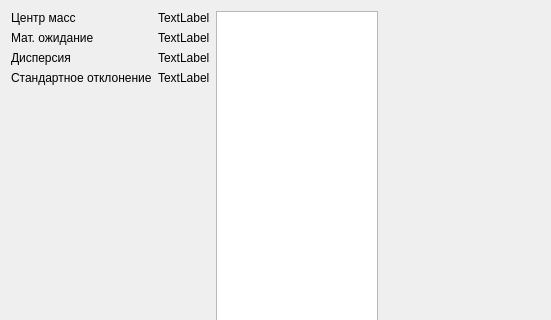
Qt form uis/stats.ui (Ivanestver/Polymers_Gui) before a commit; both pictures show x 0 to 551 and y 0 to 320 of the 551 by 524 pixel window.
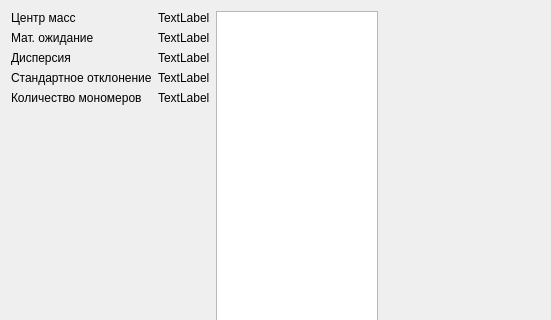
The same form after that commit.

What changed in the file:
```diff
--- a/uis/stats.ui
+++ b/uis/stats.ui
@@ -81,6 +81,20 @@
              </property>
             </widget>
            </item>
+           <item row="4" column="0">
+            <widget class="QLabel" name="label_3">
+             <property name="text">
+              <string>Количество мономеров</string>
+             </property>
+            </widget>
+           </item>
+           <item row="4" column="1">
+            <widget class="QLabel" name="monomersCountLabel">
+             <property name="text">
+              <string>TextLabel</string>
+             </property>
+            </widget>
+           </item>
           </layout>
          </item>
          <item>
```
